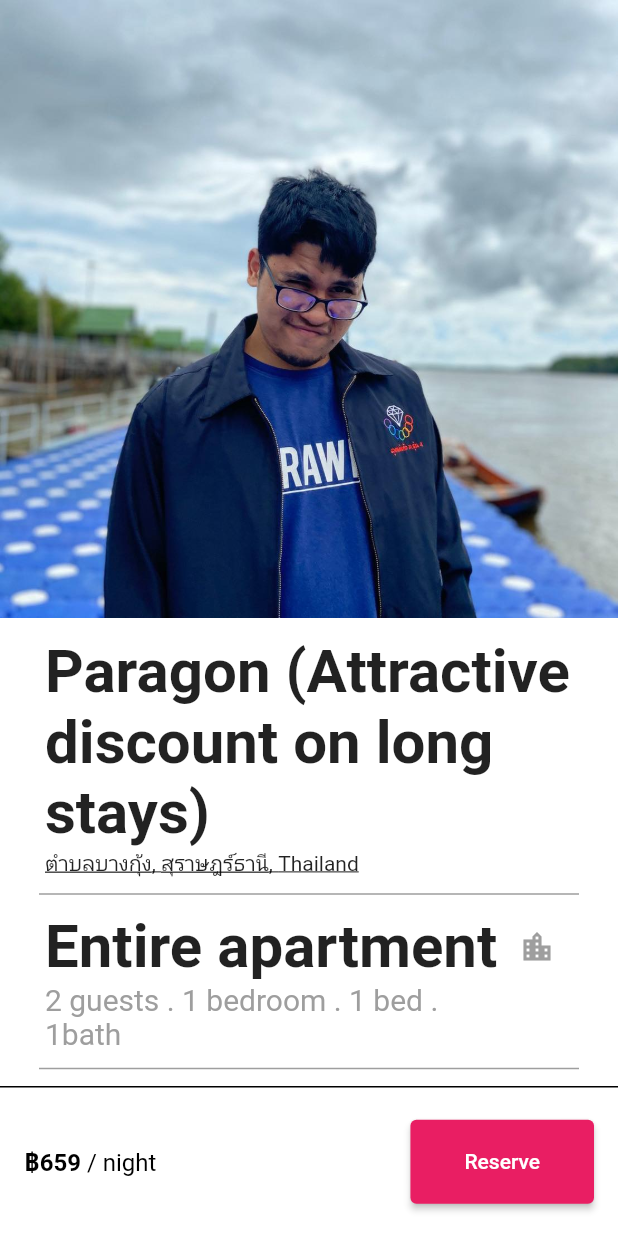
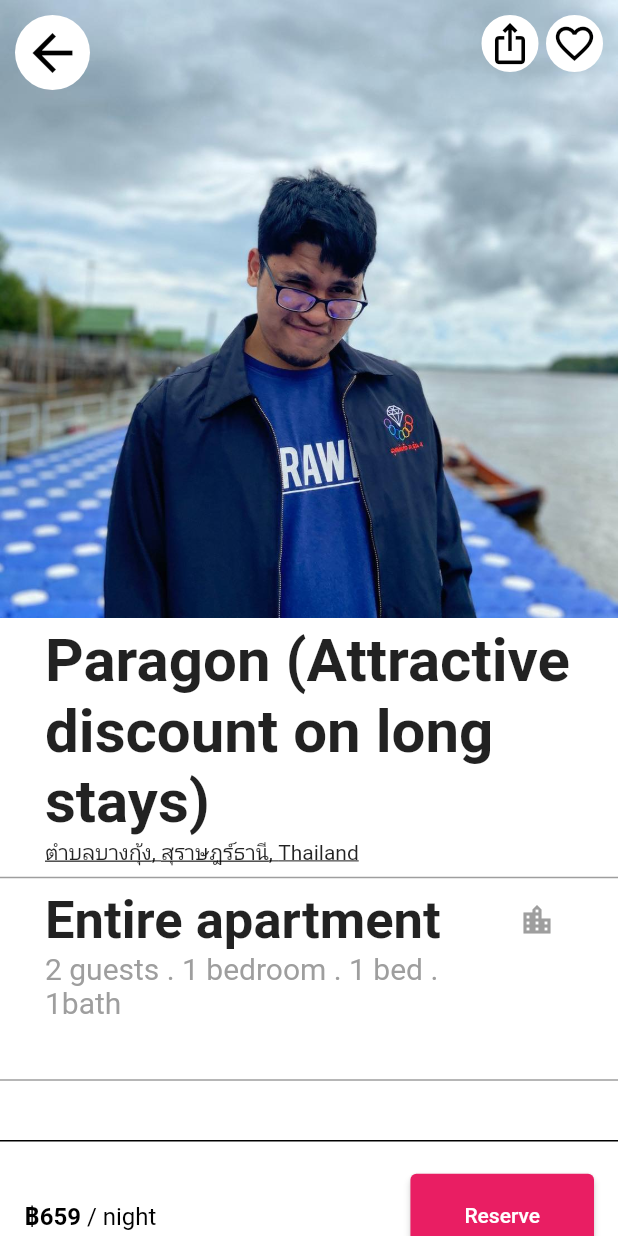
Before and after one commit to berop528/Mobile_App, a Flutter app: the screen it shows after launch, on a phone screen of 412 x 824 dp. Run offline on Flutter 3.47's test engine with Material 2 defaults, Android fonts, the phone set to English and light mode, and no system bars.

Commit message:
update work

```diff
--- a/select_four/lib/four.dart
+++ b/select_four/lib/four.dart
@@ -1,22 +1,24 @@
 import 'package:flutter/material.dart';
 
 class Four extends StatelessWidget {
-  const Four({super.key});
+  const Four({Key? key}) : super(key: key);
 
   @override
   Widget build(BuildContext context) {
     double widthScreen = MediaQuery.of(context).size.width;
     return Scaffold(
       backgroundColor: Colors.white,
-        body: Container(
+      body: Stack(
+        children: [
+          // Column to hold the image and content below it
+          Column(
+            crossAxisAlignment: CrossAxisAlignment.stretch,
+            children: [
+              Image(
+                image: AssetImage('assets/image/Profile.jpg'),
                 width: widthScreen,
-          child: Column(
-              mainAxisAlignment: MainAxisAlignment.spaceBetween,
-              children: [
-                Image(image: AssetImage('assets/image/Profile.jpg')),
-                SizedBox(
-                  height: 5,
               ),
+              SizedBox(height: 5),
               Padding(
                 padding: const EdgeInsets.only(left: 30.0),
                 child: Container(
@@ -28,7 +30,9 @@ class Four extends StatelessWidget {
                         child: Text(
                           'Paragon (Attractive discount on long stays)',
                           style: TextStyle(
-                                fontWeight: FontWeight.bold, fontSize: 40),
+                            fontWeight: FontWeight.bold,
+                            fontSize: 40,
+                          ),
                           softWrap: true,
                         ),
                       ),
@@ -37,8 +41,8 @@ class Four extends StatelessWidget {
                         child: Container(
                           child: Text(
                             'ตำบลบางกุ้ง, สุราษฎร์ธานี, Thailand',
-                              style: TextStyle(
-                                  decoration: TextDecoration.underline),
+                            style:
+                                TextStyle(decoration: TextDecoration.underline),
                             softWrap: true,
                           ),
                         ),
@@ -68,7 +72,9 @@ class Four extends StatelessWidget {
                             Text(
                               'Entire apartment',
                               style: TextStyle(
-                                    fontSize: 40, fontWeight: FontWeight.bold),
+                                fontSize: 35,
+                                fontWeight: FontWeight.bold,
+                              ),
                             ),
                             Icon(
                               Icons.location_city,
@@ -83,8 +89,7 @@ class Four extends StatelessWidget {
                           width: 300,
                           child: Text(
                             '2 guests . 1 bedroom . 1 bed . 1bath',
-                              style:
-                                  TextStyle(color: Colors.grey, fontSize: 20),
+                            style: TextStyle(color: Colors.grey, fontSize: 20),
                             softWrap: true,
                           ),
                         ),
@@ -95,6 +100,7 @@ class Four extends StatelessWidget {
               ),
               Container(
                 width: 360,
+                height: 80,
                 child: Divider(
                   thickness: 1.0,
                   color: Colors.grey,
@@ -122,13 +128,16 @@ class Four extends StatelessWidget {
                         style: TextStyle(
                           color: Colors.black,
                           fontWeight: FontWeight.bold,
-                                  fontSize: 16),
+                          fontSize: 16,
+                        ),
                         children: [
                           TextSpan(
                             text: ' / night',
-                                style:
-                                    TextStyle(fontWeight: FontWeight.normal)),
-                          ])),
+                            style: TextStyle(fontWeight: FontWeight.normal),
+                          ),
+                        ],
+                      ),
+                    ),
                     Container(
                       width: 200,
                       child: Row(
@@ -150,7 +159,67 @@ class Four extends StatelessWidget {
                   ],
                 ),
               ),
-              ]),
-        ));
+            ],
+          ),
+          // Icon overlayed on the image
+          Positioned(
+            top: 10,
+            left: 10,
+            child: Container(
+              padding: EdgeInsets.all(5), // Add padding for the border
+              decoration: BoxDecoration(
+                shape: BoxShape.circle,
+                color: Colors.white,
+              ),
+              child: Icon(
+                Icons.arrow_back,
+                size: 40,
+                color: Colors.black,
+              ),
+            ),
+          ),
+          ///////
+          Positioned(
+            top: 10,
+            right: 10,
+            child: Container(
+              child: Row(
+                children: [
+                  Container(
+                    padding: EdgeInsets.all(2), // Add padding for the border
+                    decoration: BoxDecoration(
+                      shape: BoxShape.circle,
+                      color: Colors.white,
+                      border: Border.all(
+                          width: 2, color: Colors.white), // White border
+                    ),
+                    child: Icon(
+                      Icons.ios_share,
+                      size: 30,
+                      color: Colors.black,
+                    ),
+                  ),
+                  SizedBox(width: 5),
+                  Container(
+                    padding: EdgeInsets.all(2), // Add padding for the border
+                    decoration: BoxDecoration(
+                      shape: BoxShape.circle,
+                      color: Colors.white,
+                      border: Border.all(
+                          width: 2, color: Colors.white), // White border
+                    ),
+                    child: Icon(
+                      Icons.favorite_border,
+                      size: 30,
+                      color: Colors.black,
+                    ),
+                  ),
+                ],
+              ),
+            ),
+          ),
+        ],
+      ),
+    );
   }
 }
```
Also changed, not shown: select_four/assets/image/Phone.png. Lines whose indentation alone changed are shown as unchanged.
